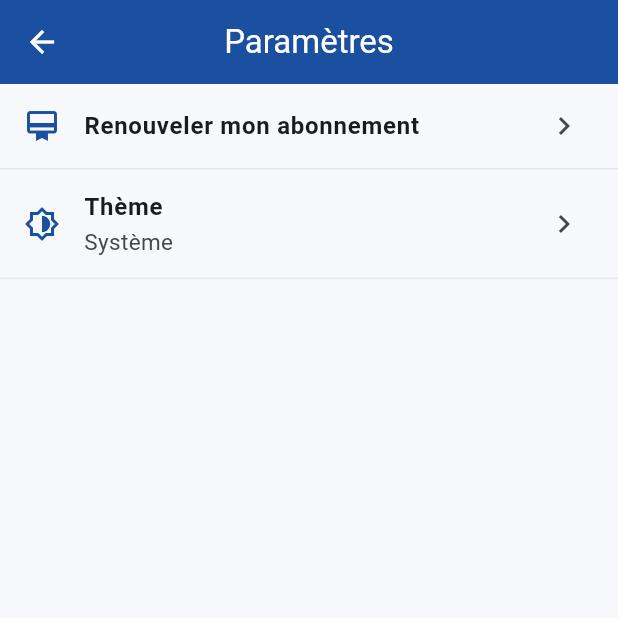
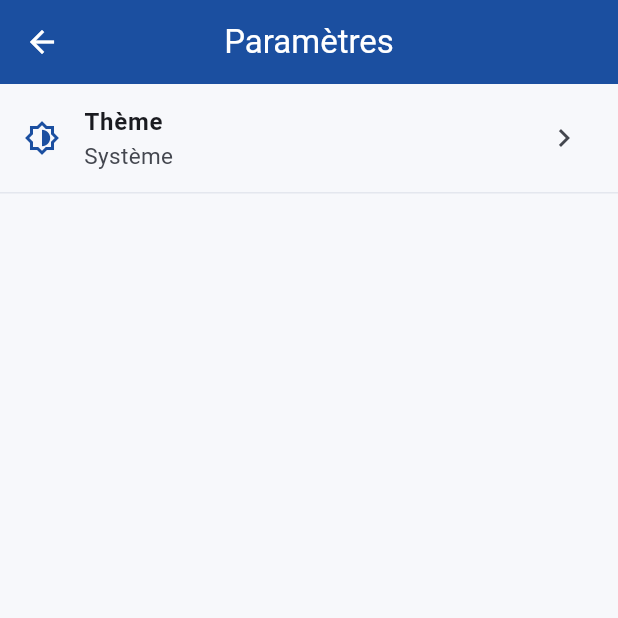
Before and after one commit to ouattaradanou-debug/forevercare-ai, a Flutter app: the screen it shows once a user with an empty profile is signed in, after a tap on the "settings" icon, on a phone screen of 412 x 824 dp, the top half of it. Run offline on Flutter 3.47's test engine with Material 3 defaults, Android fonts, the phone set to English and light mode, and no system bars; our stand-ins replace audioplayers, cached_network_image, connectivity_plus, drift, flutter_contacts, flutter_image_compress and 16 more; missing offline and left inert: record; accounts and stored records are empty; generated files the repository leaves out were written again.

Commit message:
Cache la gestion de l'abonnement à l'apprenti
L'abonnement est celui de l'atelier, géré par le propriétaire
uniquement : sa couverture s'applique déjà automatiquement à tout
l'atelier (verifierEcritureAutorisee lit l'abonnement de l'atelier, pas
celui de l'utilisateur connecté), un apprenti n'a donc rien à y gérer.

Retire la carte "Essai gratuit en cours" de son accueil et l'entrée
"Renouveler mon abonnement" de ses Paramètres ; garde-fou ajouté aussi
sur l'écran lui-même en défense en profondeur.

```diff
--- a/atelier_plus/lib/features/auth/presentation/ecran_accueil_provisoire.dart
+++ b/atelier_plus/lib/features/auth/presentation/ecran_accueil_provisoire.dart
@@ -90,6 +90,7 @@ class _EcranAccueilProvisoireState extends ConsumerState<EcranAccueilProvisoire>
   Widget build(BuildContext context) {
     final atelier = ref.watch(atelierCourantProvider);
     final utilisateur = ref.watch(utilisateurCourantProvider);
+    final estProprietaire = ref.watch(estProprietaireProvider);
     final tachesEnAttente = ref.watch(tachesSyncEnAttenteProvider).valueOrNull ?? 0;
 
     // Tant que utilisateurCourantProvider n'a pas encore résolu une première
@@ -121,8 +122,14 @@ class _EcranAccueilProvisoireState extends ConsumerState<EcranAccueilProvisoire>
                 child: Column(
                   crossAxisAlignment: CrossAxisAlignment.stretch,
                   children: [
-                    const _CarteEssai(),
-                    const SizedBox(height: 4),
+                    // L'abonnement est celui de l'atelier, géré uniquement
+                    // par le propriétaire — un apprenti n'a pas à s'en
+                    // soucier, sa couverture s'applique déjà automatiquement
+                    // (voir la remarque équivalente dans EcranParametres).
+                    if (estProprietaire) ...[
+                      const _CarteEssai(),
+                      const SizedBox(height: 4),
+                    ],
                     Row(
                       children: const [
                         Icon(Icons.bolt, color: _CouleursAccueil.carteEssaiIcone, size: 18),
--- a/atelier_plus/lib/features/auth/presentation/ecran_parametres.dart
+++ b/atelier_plus/lib/features/auth/presentation/ecran_parametres.dart
@@ -30,16 +30,6 @@ class EcranParametres extends ConsumerWidget {
         child: ListView(
           children: [
             ListTile(
-              leading: const Icon(Icons.card_membership_outlined, color: _bleuSeda),
-              title: const Text(
-                'Renouveler mon abonnement',
-                style: TextStyle(fontWeight: FontWeight.bold),
-              ),
-              trailing: const Icon(Icons.chevron_right),
-              onTap: () => context.push(AppRoutes.abonnement),
-            ),
-            const Divider(height: 1),
-            ListTile(
               leading: const Icon(Icons.brightness_6_outlined, color: _bleuSeda),
               title: const Text('Thème', style: TextStyle(fontWeight: FontWeight.bold)),
               subtitle: Text(_libelleTheme(themeMode)),
@@ -47,6 +37,21 @@ class EcranParametres extends ConsumerWidget {
               onTap: () => _choisirTheme(context, ref, themeMode),
             ),
             if (estProprietaire) ...[
+              // L'abonnement est celui de l'atelier, pas de l'apprenti : le
+              // propriétaire seul le gère, et sa couverture s'applique déjà
+              // automatiquement à tout l'atelier (voir
+              // verifierEcritureAutorisee, qui lit l'abonnement de
+              // l'atelier, pas celui de l'utilisateur connecté).
+              const Divider(height: 1),
+              ListTile(
+                leading: const Icon(Icons.card_membership_outlined, color: _bleuSeda),
+                title: const Text(
+                  'Renouveler mon abonnement',
+                  style: TextStyle(fontWeight: FontWeight.bold),
+                ),
+                trailing: const Icon(Icons.chevron_right),
+                onTap: () => context.push(AppRoutes.abonnement),
+              ),
               const Divider(height: 1),
               ListTile(
                 leading: const Icon(Icons.diversity_3_outlined, color: _bleuSeda),
```
Also changed, not shown: atelier_plus/lib/features/abonnement/presentation/ecran_abonnement.dart (+20 -1 lines).
